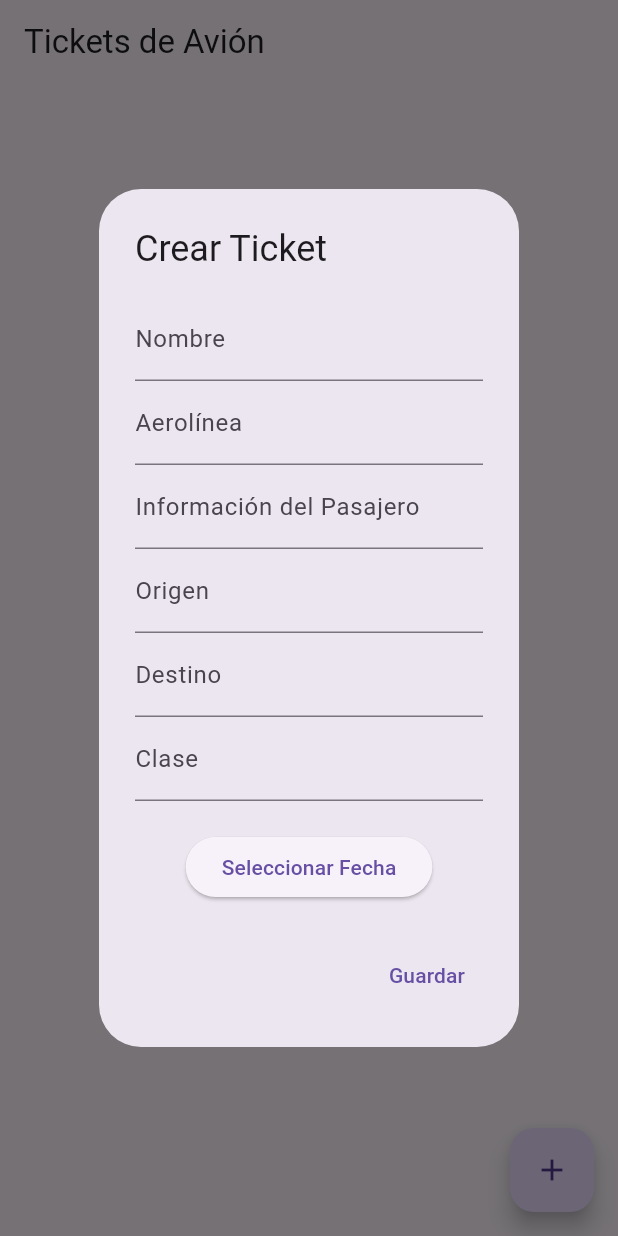
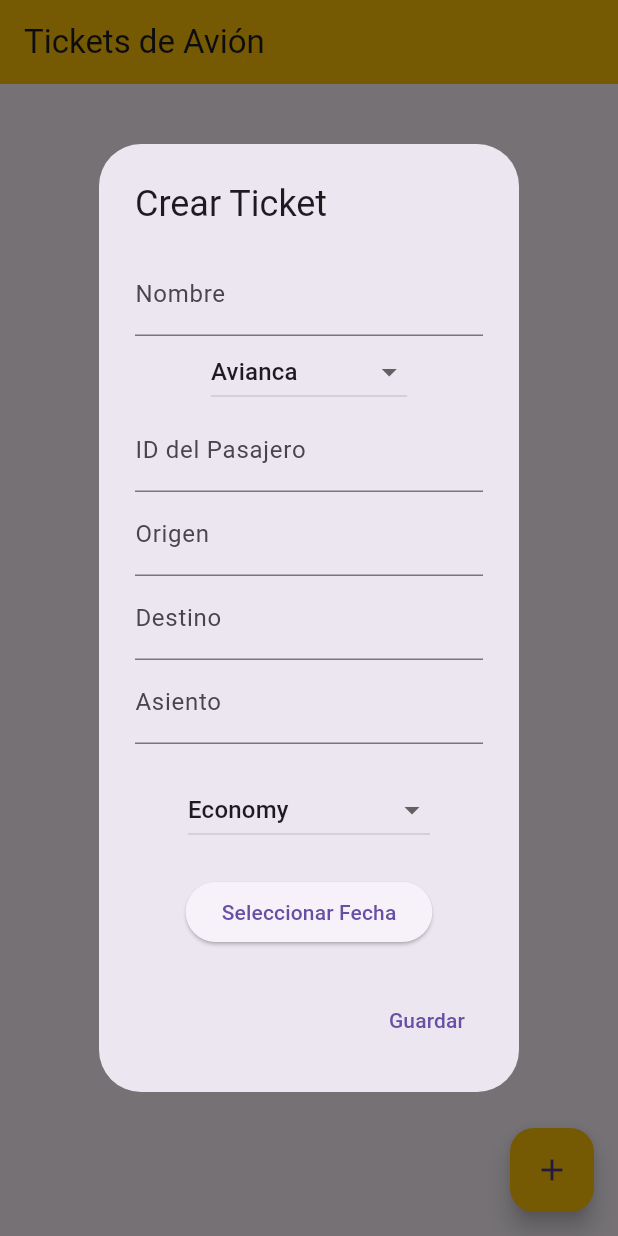
Before and after one commit to eliaswalton/examen2, a Flutter app: the screen it shows after launch, after a tap on the "add" icon, on a phone screen of 412 x 824 dp. Run offline on Flutter 3.47's test engine with Material 3 defaults, Android fonts, the phone set to English and light mode, and no system bars; our stand-ins replace cloud_firestore, firebase_core, go_router; accounts and stored records are empty.

Commit message:
modifique detalles

```diff
--- a/dev/FlutterProjects2/examen2/lib/Domains/DetallesTickets.dart
+++ b/dev/FlutterProjects2/examen2/lib/Domains/DetallesTickets.dart
@@ -19,7 +19,7 @@ void showTicketDetails(BuildContext context, TicketAvion ticket) {
               const SizedBox(height: 8.0),
               Text('Aerolínea: ${ticket.aerolinea}', style: const TextStyle(fontWeight: FontWeight.bold)),
               const SizedBox(height: 8.0),
-              Text('Información del Pasajero: ${ticket.informacionPasajero}', style: const TextStyle(fontWeight: FontWeight.bold)),
+              Text('ID del Pasajero: ${ticket.informacionPasajero}', style: const TextStyle(fontWeight: FontWeight.bold)),
               const SizedBox(height: 8.0),
               Text('Origen: ${ticket.origen}', style: const TextStyle(fontWeight: FontWeight.bold)),
               const SizedBox(height: 8.0),
--- a/dev/FlutterProjects2/examen2/lib/Screens/TicketAvionScreen.dart
+++ b/dev/FlutterProjects2/examen2/lib/Screens/TicketAvionScreen.dart
@@ -22,6 +22,7 @@ class _TicketAvionScreenState extends State<TicketAvionScreen> {
     return Scaffold(
       appBar: AppBar(
         title: const Text('Tickets de Avión'),
+        backgroundColor: Colors.amber,
       ),
       body: StreamBuilder(
         stream: _firestore.collection('TicketAvion').snapshots(),
@@ -35,6 +36,7 @@ class _TicketAvionScreenState extends State<TicketAvionScreen> {
               return Card(
                 margin: const EdgeInsets.symmetric(vertical: 8.0),
                 elevation: 4.0,
+                color: Colors.amber[100],
                 shape: RoundedRectangleBorder(
                   borderRadius: BorderRadius.circular(10.0),
                 ),
@@ -42,7 +44,7 @@ class _TicketAvionScreenState extends State<TicketAvionScreen> {
                   contentPadding: const EdgeInsets.all(16.0),
                   title: Text(
                     ticket.nombre,
-                    style: const TextStyle(fontWeight: FontWeight.bold, fontSize: 18.0),
+                    style: const TextStyle(fontWeight: FontWeight.bold, fontSize: 18.0, color: Colors.black),
                   ),
                   subtitle: Column(
                     crossAxisAlignment: CrossAxisAlignment.start,
@@ -78,16 +80,16 @@ class _TicketAvionScreenState extends State<TicketAvionScreen> {
                     mainAxisSize: MainAxisSize.min,
                     children: [
                       IconButton(
-                        icon: const Icon(Icons.edit, color: Colors.blue),
+                        icon: const Icon(Icons.edit, color: Color.fromARGB(255, 79, 156, 218)),
                         onPressed: () => _editTicket(ticket),
                       ),
                       IconButton(
-                        icon: const Icon(Icons.delete, color: Colors.red),
+                        icon: const Icon(Icons.delete, color: Color.fromARGB(255, 209, 71, 61)),
                         onPressed: () => _deleteTicket(ticket.id),
                       ),
                     ],
                   ),
-                  onTap: () => showTicketDetails(context, ticket), // Usa la función importada
+                  onTap: () => showTicketDetails(context, ticket),
                 ),
               );
             }).toList(),
@@ -96,6 +98,7 @@ class _TicketAvionScreenState extends State<TicketAvionScreen> {
       ),
       floatingActionButton: FloatingActionButton(
         onPressed: _createTicket,
+        backgroundColor: Colors.amber,
         child: const Icon(Icons.add),
       ),
     );
@@ -107,14 +110,16 @@ class _TicketAvionScreenState extends State<TicketAvionScreen> {
       builder: (context) {
         String nombre = '';
         String numeroVuelo = _generateRandomFlightNumber();
-        String aerolinea = '';
+        String aerolinea = 'Avianca';
         String informacionPasajero = '';
         String origen = '';
         String destino = '';
         String asiento = _generateRandomSeat();
-        String clase = '';
+        String clase = 'Economy';
         DateTime fecha = DateTime.now();
 
+        return StatefulBuilder(
+          builder: (context, setState) {
             return AlertDialog(
               title: const Text('Crear Ticket'),
               content: SingleChildScrollView(
@@ -125,13 +130,31 @@ class _TicketAvionScreenState extends State<TicketAvionScreen> {
                       onChanged: (value) => nombre = value,
                       decoration: const InputDecoration(labelText: 'Nombre'),
                     ),
-                TextField(
-                  onChanged: (value) => aerolinea = value,
-                  decoration: const InputDecoration(labelText: 'Aerolínea'),
+                    DropdownButton<String>(
+                      value: aerolinea,
+                      onChanged: (String? newValue) {
+                        setState(() {
+                          aerolinea = newValue!;
+                        });
+                      },
+                      items: <String>[
+                        'Avianca',
+                        'Copa Airlines',
+                        'CM Airlines',
+                        'Volaris',
+                        'United Airlines',
+                        'Spirit Airlines',
+                        'Delta Airlines'
+                      ].map<DropdownMenuItem<String>>((String value) {
+                        return DropdownMenuItem<String>(
+                          value: value,
+                          child: Text(value),
+                        );
+                      }).toList(),
                     ),
                     TextField(
                       onChanged: (value) => informacionPasajero = value,
-                  decoration: const InputDecoration(labelText: 'Información del Pasajero'),
+                      decoration: const InputDecoration(labelText: 'ID del Pasajero'),
                     ),
                     TextField(
                       onChanged: (value) => origen = value,
@@ -142,8 +165,24 @@ class _TicketAvionScreenState extends State<TicketAvionScreen> {
                       decoration: const InputDecoration(labelText: 'Destino'),
                     ),
                     TextField(
-                  onChanged: (value) => clase = value,
-                  decoration: const InputDecoration(labelText: 'Clase'),
+                      onChanged: (value) => asiento = value,
+                      decoration: const InputDecoration(labelText: 'Asiento'),
+                    ),
+                    const SizedBox(height: 20),
+                    DropdownButton<String>(
+                      value: clase,
+                      onChanged: (String? newValue) {
+                        setState(() {
+                          clase = newValue!;
+                        });
+                      },
+                      items: <String>['Economy', 'Premium Economy', 'Business', 'First Class']
+                          .map<DropdownMenuItem<String>>((String value) {
+                        return DropdownMenuItem<String>(
+                          value: value,
+                          child: Text(value),
+                        );
+                      }).toList(),
                     ),
                     const SizedBox(height: 20),
                     ElevatedButton(
@@ -187,6 +226,8 @@ class _TicketAvionScreenState extends State<TicketAvionScreen> {
             );
           },
         );
+      },
+    );
   }
 
   void _editTicket(TicketAvion ticket) {
@@ -203,6 +244,8 @@ class _TicketAvionScreenState extends State<TicketAvionScreen> {
         String clase = ticket.clase;
         DateTime fecha = ticket.fecha;
 
+        return StatefulBuilder(
+          builder: (context, setState) {
             return AlertDialog(
               title: const Text('Editar Ticket'),
               content: SingleChildScrollView(
@@ -219,14 +262,31 @@ class _TicketAvionScreenState extends State<TicketAvionScreen> {
                       decoration: const InputDecoration(labelText: 'Número de Vuelo'),
                       controller: TextEditingController(text: numeroVuelo),
                     ),
-                TextField(
-                  onChanged: (value) => aerolinea = value,
-                  decoration: const InputDecoration(labelText: 'Aerolínea'),
-                  controller: TextEditingController(text: aerolinea),
+                    DropdownButton<String>(
+                      value: aerolinea,
+                      onChanged: (String? newValue) {
+                        setState(() {
+                          aerolinea = newValue!;
+                        });
+                      },
+                      items: <String>[
+                        'Avianca',
+                        'Copa Airlines',
+                        'CM Airlines',
+                        'Volaris',
+                        'United Airlines',
+                        'Spirit Airlines',
+                        'Delta Airlines'
+                      ].map<DropdownMenuItem<String>>((String value) {
+                        return DropdownMenuItem<String>(
+                          value: value,
+                          child: Text(value),
+                        );
+                      }).toList(),
                     ),
                     TextField(
                       onChanged: (value) => informacionPasajero = value,
-                  decoration: const InputDecoration(labelText: 'Información del Pasajero'),
+                      decoration: const InputDecoration(labelText: 'ID del Pasajero'),
                                             controller: TextEditingController(text: informacionPasajero),
                     ),
                     TextField(
@@ -244,10 +304,21 @@ class _TicketAvionScreenState extends State<TicketAvionScreen> {
                       decoration: const InputDecoration(labelText: 'Asiento'),
                       controller: TextEditingController(text: asiento),
                     ),
-                TextField(
-                  onChanged: (value) => clase = value,
-                  decoration: const InputDecoration(labelText: 'Clase'),
-                  controller: TextEditingController(text: clase),
+                    const SizedBox(height: 20),
+                    DropdownButton<String>(
+                      value: clase,
+                      onChanged: (String? newValue) {
+                        setState(() {
+                          clase = newValue!;
+                        });
+                      },
+                      items: <String>['Economy', 'Premium Economy', 'Business', 'First Class']
+                          .map<DropdownMenuItem<String>>((String value) {
+                        return DropdownMenuItem<String>(
+                          value: value,
+                          child: Text(value),
+                        );
+                      }).toList(),
                     ),
                     const SizedBox(height: 20),
                     ElevatedButton(
@@ -291,6 +362,8 @@ class _TicketAvionScreenState extends State<TicketAvionScreen> {
             );
           },
         );
+      },
+    );
   }
 
   void _deleteTicket(String id) {
@@ -301,14 +374,14 @@ class _TicketAvionScreenState extends State<TicketAvionScreen> {
     const letters = 'ABCDEFGHIJKLMNOPQRSTUVWXYZ';
     final letter1 = letters[_random.nextInt(letters.length)];
     final letter2 = letters[_random.nextInt(letters.length)];
-    final number = _random.nextInt(9000) + 1000; // Genera un número de 4 dígitos
+    final number = _random.nextInt(9000) + 1000;
     return '$letter1$letter2$number';
   }
 
   String _generateRandomSeat() {
     const letters = 'ABCDEFGHIJKLMNOPQRSTUVWXYZ';
     final letter = letters[_random.nextInt(letters.length)];
-    final number = _random.nextInt(50) + 1; // Genera un número de asiento entre 1 y 50
+    final number = _random.nextInt(50) + 1;
     return '$number$letter';
   }
 }
```
Lines whose indentation alone changed are shown as unchanged.
